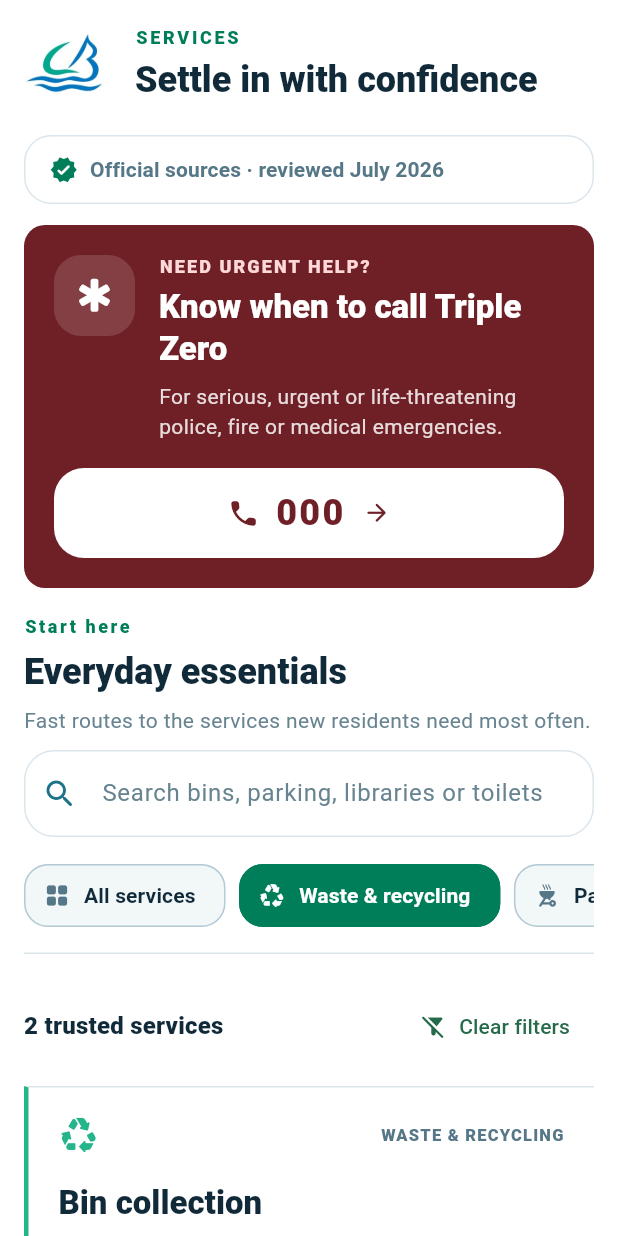
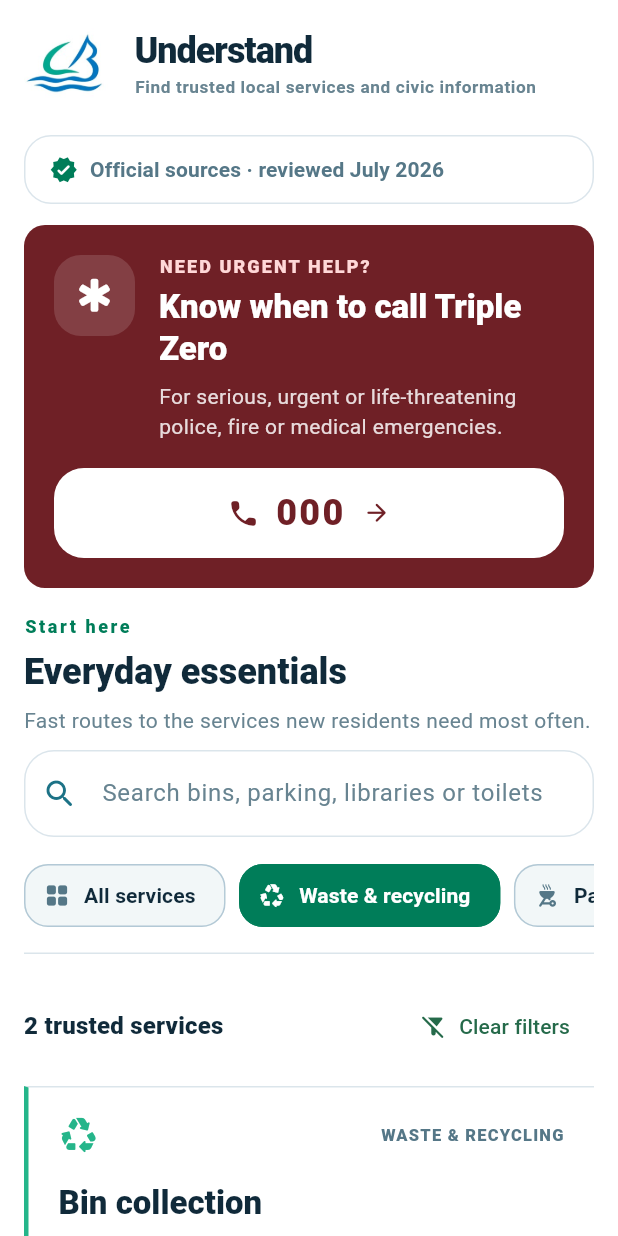
Before and after one commit to Firebomb5516/explore_canada_bay, a Flutter app: the LocalServicesScreen screen opened directly, after a tap on "Waste & recycling", on a phone screen of 412 x 824 dp. Run offline on Flutter 3.47's test engine with Material 3 defaults, Android fonts, the phone set to English and light mode, and no system bars; our stand-ins replace flutter_local_notifications, flutter_map, geolocator, latlong2, shared_preferences, supabase_flutter and 1 more; missing offline and left inert: mobile_scanner; accounts and stored records are empty; project files that could hold a hidden picture were left out.

Commit message:
WEB APP v5

```diff
--- a/lib/screens/community_screen.dart
+++ b/lib/screens/community_screen.dart
@@ -407,7 +407,7 @@ class _CommunityHeader extends StatelessWidget {
             crossAxisAlignment: CrossAxisAlignment.start,
             children: [
               Text(
-                strings.text('community'),
+                strings.text('connectAreaTitle'),
                 style: TextStyle(
                   color: AppThemeColors.text,
                   fontSize: 24,
@@ -418,7 +418,7 @@ class _CommunityHeader extends StatelessWidget {
               ),
               const SizedBox(height: 6),
               Text(
-                copy.text('community.subtitle'),
+                strings.text('connectAreaSubtitle'),
                 maxLines: 1,
                 overflow: TextOverflow.ellipsis,
                 style: TextStyle(
--- a/lib/screens/home_screen.dart
+++ b/lib/screens/home_screen.dart
@@ -1135,9 +1135,8 @@ class _HomeScreenState extends State<HomeScreen> {
               ),
               SizedBox(height: 4),
               Text(
-                'LOCAL EXPLORATION · CIVIC INFORMATION · COMMUNITY CONNECTION · '
-                'ENVIRONMENTAL LEARNING · INTERACTIVE ENGAGEMENT',
-                maxLines: desktop ? 1 : 2,
+                'EXPLORE · UNDERSTAND · CONNECT · LEARN · ENGAGE',
+                maxLines: 1,
                 overflow: TextOverflow.ellipsis,
                 style: TextStyle(
                   color: _homeMuted,
--- a/lib/screens/local_services_screen.dart
+++ b/lib/screens/local_services_screen.dart
@@ -304,8 +304,8 @@ class _DirectoryHeader extends StatelessWidget {
               borderRadius: BorderRadius.circular(22),
               child: Image.asset(
                 'assets/images/canada_bay_logo.jpg',
-                width: compact ? 58 : 68,
-                height: compact ? 58 : 68,
+                width: 58,
+                height: 58,
                 fit: BoxFit.cover,
               ),
             ),
@@ -315,19 +315,24 @@ class _DirectoryHeader extends StatelessWidget {
                 crossAxisAlignment: CrossAxisAlignment.start,
                 children: [
                   Text(
-                    AppLocalizations.of(context).text('services').toUpperCase(),
-                    style: Theme.of(context).textTheme.labelMedium?.copyWith(
-                      color: AppThemeColors.accentGreen,
-                      fontWeight: FontWeight.w800,
-                      letterSpacing: 1.8,
+                    AppLocalizations.of(context).text('understandAreaTitle'),
+                    style: Theme.of(context).textTheme.headlineSmall?.copyWith(
+                      color: AppThemeColors.text,
+                      fontSize: 24,
+                      height: 1.05,
+                      fontWeight: FontWeight.w900,
+                      letterSpacing: -0.7,
                     ),
                   ),
                   const SizedBox(height: 4),
                   Text(
-                    AppLocalizations.of(context).text('servicesTagline'),
-                    style: Theme.of(context).textTheme.headlineSmall?.copyWith(
-                      color: AppThemeColors.text,
-                      fontWeight: FontWeight.w800,
+                    AppLocalizations.of(context).text('understandAreaSubtitle'),
+                    maxLines: 2,
+                    overflow: TextOverflow.ellipsis,
+                    style: Theme.of(context).textTheme.bodySmall?.copyWith(
+                      color: AppThemeColors.subtleText,
+                      fontSize: 11.5,
+                      fontWeight: FontWeight.w600,
                     ),
                   ),
                 ],
```
Also changed, not shown: lib/l10n/app_localizations.dart (+44 -0 lines), lib/screens/explore_screen.dart (+26 -20 lines), lib/screens/passport_screen.dart (+4 -4 lines), 1 other file.
